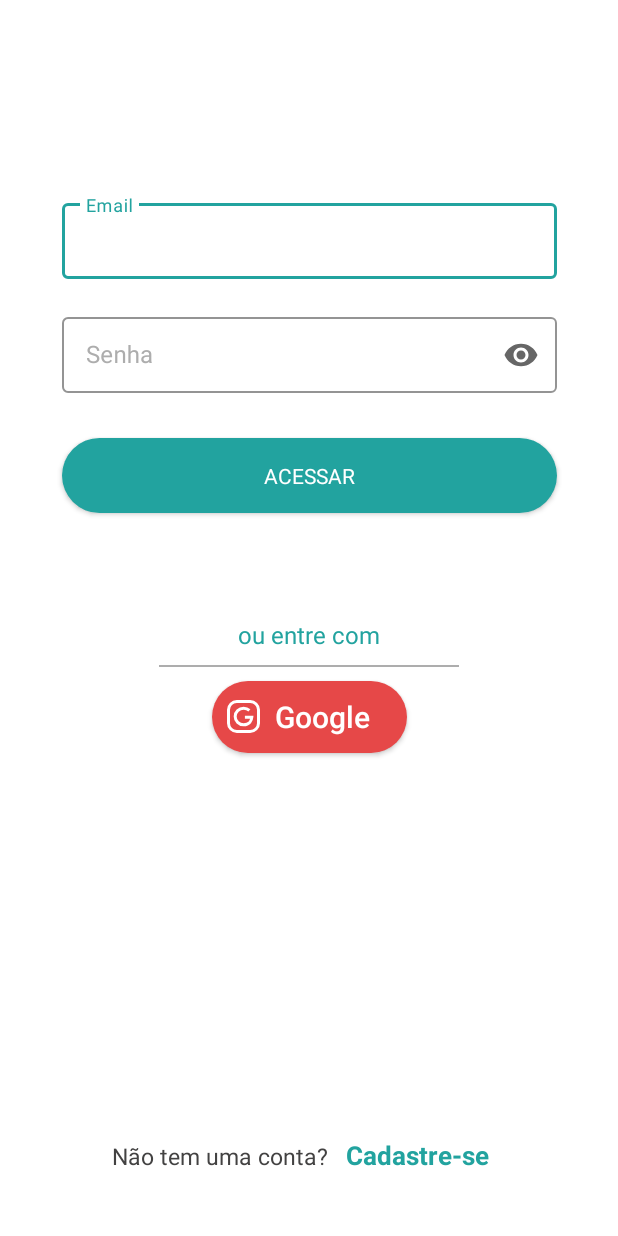
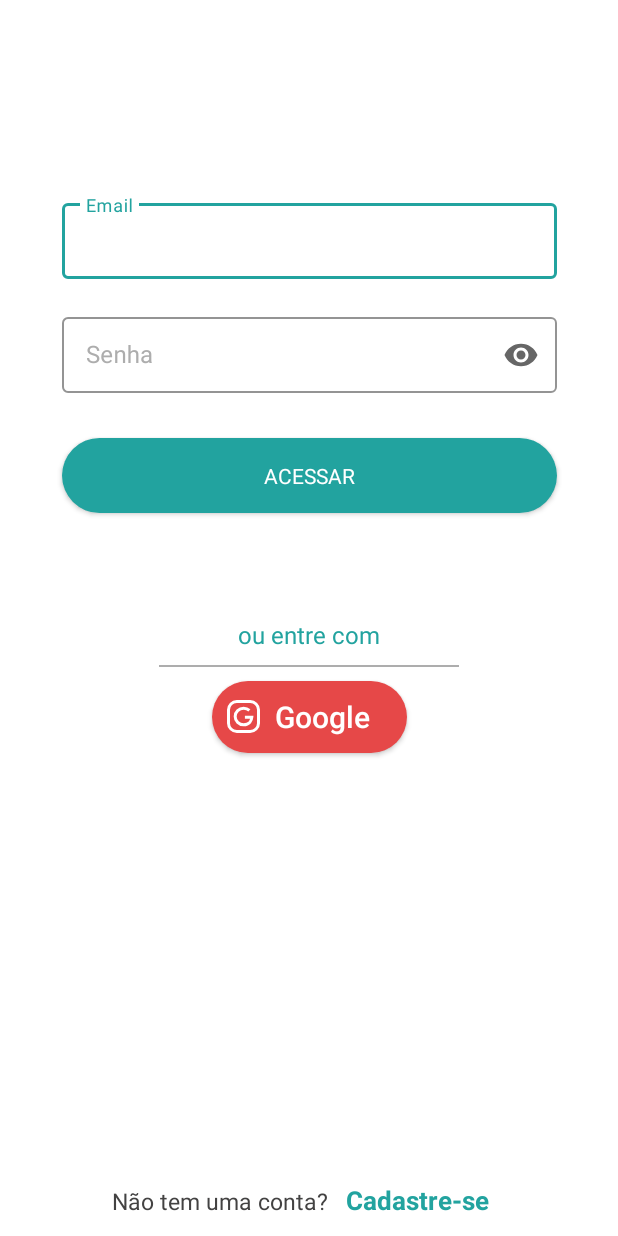
Before and after one commit to FelipeDourado0/Pod-Comandas, an Android app: the screen it shows after launch (MainActivity), on a phone screen of 412 x 824 dp. Run offline under Robolectric (Android 15) with nearby library versions, the phone set to English and light mode, and no system bars; our stand-ins replace navigation-ui.

```diff
--- a/app/src/main/AndroidManifest.xml
+++ b/app/src/main/AndroidManifest.xml
@@ -16,6 +16,7 @@
             android:name=".MainActivity"
             android:exported="true"
             android:label="@string/app_name"
+            android:screenOrientation="portrait"
             android:theme="@style/Theme.Comanda">
             <intent-filter>
                 <action android:name="android.intent.action.MAIN" />
--- a/app/src/main/res/layout/fragment_login.xml
+++ b/app/src/main/res/layout/fragment_login.xml
@@ -5,7 +5,9 @@
     xmlns:tools="http://schemas.android.com/tools"
     android:layout_width="match_parent"
     android:layout_height="match_parent"
+    android:screenOrientation="portrait"
     tools:context=".LoginFragment">
+
 
     <androidx.constraintlayout.widget.ConstraintLayout
         android:layout_width="match_parent"
@@ -45,9 +47,7 @@
                 android:layout_width="match_parent"
                 android:layout_height="wrap_content"
                 android:inputType="textEmailAddress"
-                android:maxLines="1"
-
-                />
+                android:maxLines="1"/>
         </com.google.android.material.textfield.TextInputLayout>
 
         <com.google.android.material.textfield.TextInputLayout
@@ -137,7 +137,6 @@
         <LinearLayout
             android:layout_width="wrap_content"
             android:layout_height="wrap_content"
-            android:layout_marginBottom="30dp"
             android:orientation="horizontal"
             app:layout_constraintBottom_toBottomOf="parent"
             app:layout_constraintEnd_toEndOf="parent"
@@ -161,11 +160,6 @@
                 android:textColor="@color/sea_green"
                 android:textSize="17dp"
                 android:textStyle="bold" />
-
-
         </LinearLayout>
-
     </androidx.constraintlayout.widget.ConstraintLayout>
-
-
 </FrameLayout>
```
